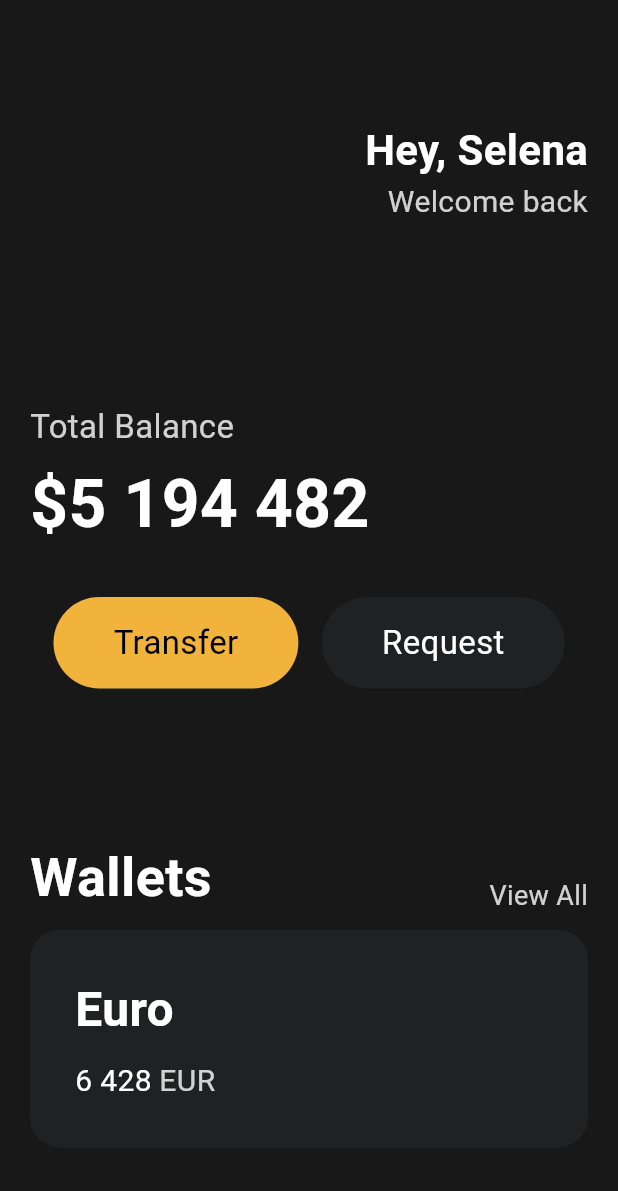
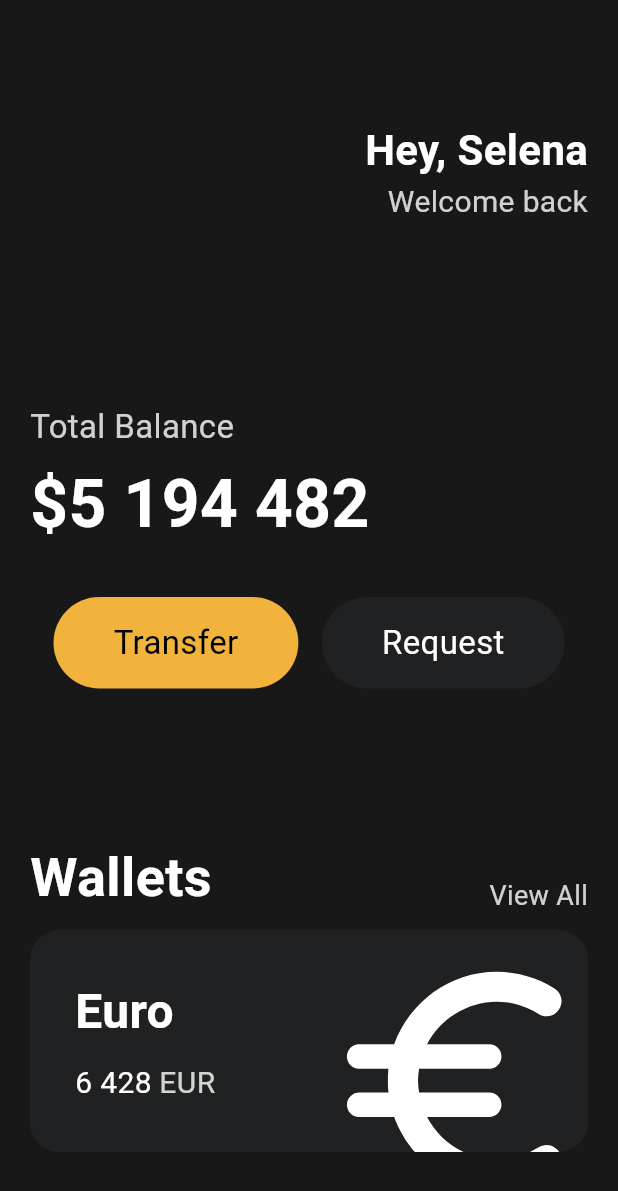
Before and after one commit to ANchangwan/Flutter-toonflix, a Flutter app: the screen it shows after launch, on a phone screen of 412 x 824 dp. Shown: the top 1191 px of the screen. Run offline on Flutter 3.47's test engine with Material 3 defaults, Android fonts, the phone set to English and light mode, and no system bars.

Commit message:
trasform 활용

```diff
--- a/lib/main.dart
+++ b/lib/main.dart
@@ -108,6 +108,7 @@ class App extends StatelessWidget {
               height: 10,
             ),
             Container(
+              clipBehavior: Clip.hardEdge,
               decoration: BoxDecoration(
                 color: const Color(0xFF1F2123),
                 borderRadius: BorderRadius.circular(20),
@@ -115,6 +116,7 @@ class App extends StatelessWidget {
               child: Padding(
                 padding: const EdgeInsets.all(30),
                 child: Row(
+                  mainAxisAlignment: MainAxisAlignment.spaceBetween,
                   children: [
                     Column(
                       crossAxisAlignment: CrossAxisAlignment.start,
@@ -142,13 +144,26 @@ class App extends StatelessWidget {
                             const SizedBox(
                               width: 5,
                             ),
-                            Text("EUR",
-                                style: TextStyle(
-                                    color: Colors.white.withOpacity(0.8),
-                                    fontSize: 20)),
+                            Text(
+                              "EUR",
+                              style: TextStyle(
+                                  color: Colors.white.withOpacity(0.8),
+                                  fontSize: 20),
+                            ),
                           ],
-                        )
+                        ),
                       ],
+                    ),
+                    Transform.scale(
+                      scale: 2.2,
+                      child: Transform.translate(
+                        offset: const Offset(-5, 12),
+                        child: const Icon(
+                          Icons.euro_rounded,
+                          size: 88,
+                          color: Colors.white,
+                        ),
+                      ),
                     )
                   ],
                 ),
```
